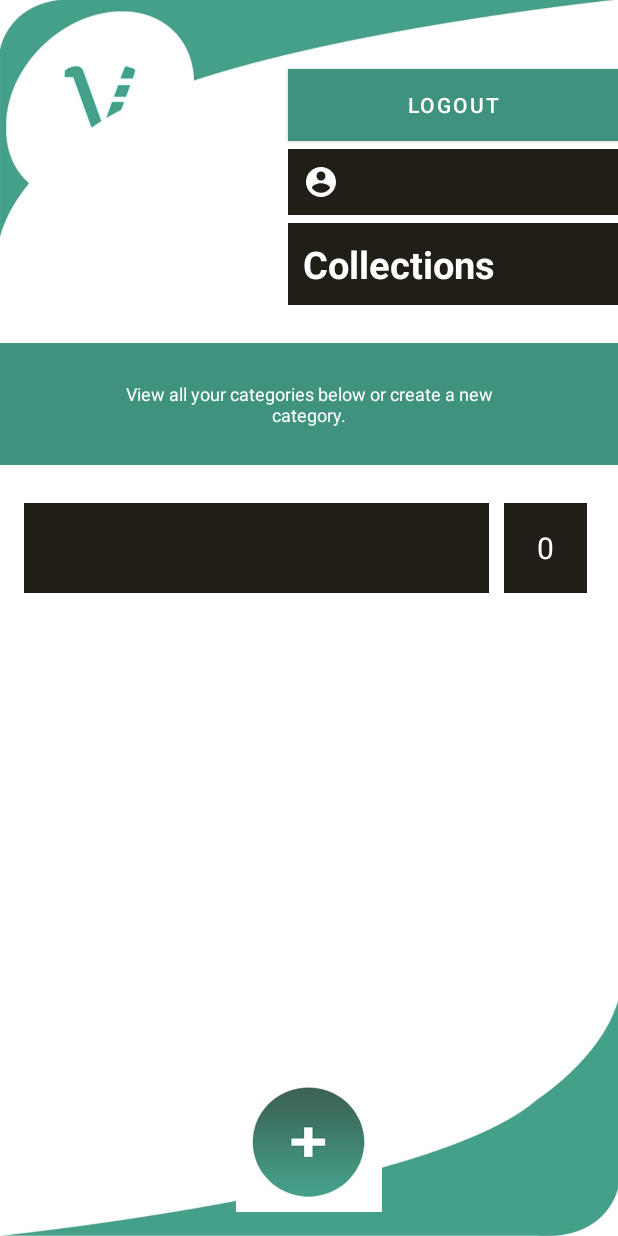
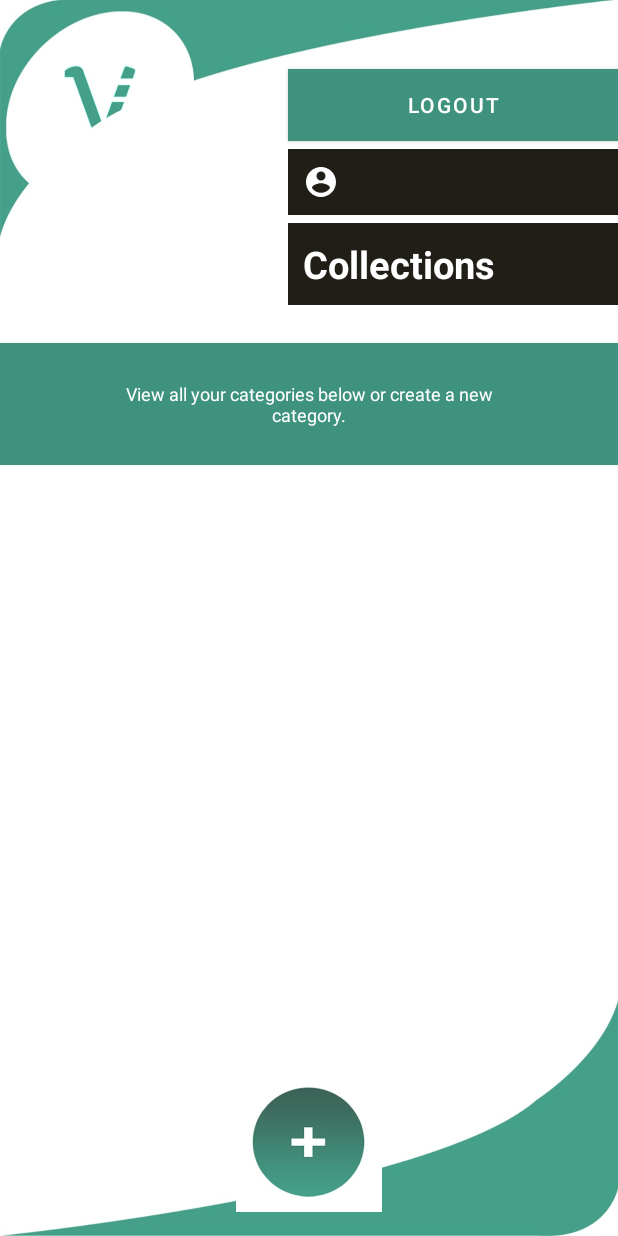
Before and after one commit to Sapino911/VoidApplication, an Android app: the CollectionAccount screen opened directly, with no data from a screen before it, on a phone screen of 412 x 824 dp. Run offline under Robolectric (Android 15) with nearby library versions, the phone set to English and light mode, and no system bars; our stand-ins replace Firebase (no records; nobody signed in at launch, a user with empty details on screens opened directly).

Commit message:
"Comment out code on activity_collection_account.xml"

```diff
--- a/app/src/main/java/com/example/voidapplication/Create_Account.java
+++ b/app/src/main/java/com/example/voidapplication/Create_Account.java
@@ -92,7 +92,7 @@ public class Create_Account extends AppCompatActivity {
                                 @Override
                                 public void onComplete(@NonNull Task<Void> task) {
                                     if(task.isSuccessful()){
-                                        Toast.makeText(Create_Account.this, "Registration Succesful!", Toast.LENGTH_LONG).show();
+                                        Toast.makeText(Create_Account.this, "Registration Successful!", Toast.LENGTH_LONG).show();
 
                                     } else{
                                         Toast.makeText(Create_Account.this, "Registration Failed! Try again!", Toast.LENGTH_LONG).show();
--- a/app/src/main/res/layout/activity_collection_account.xml
+++ b/app/src/main/res/layout/activity_collection_account.xml
@@ -63,7 +63,7 @@
         android:textColor="@color/white"
         android:textSize="12sp" />
 
-    <ImageButton
+<!--    <ImageButton
         android:id="@+id/category1"
         android:layout_width="310dp"
         android:layout_height="60dp"
@@ -86,7 +86,7 @@
         android:text="0"
         android:textAlignment="center"
         android:textColor="@color/white"
-        android:textSize="20sp" />
+        android:textSize="20sp" />-->
 
     <ImageButton
         android:id="@+id/add_category"
```
